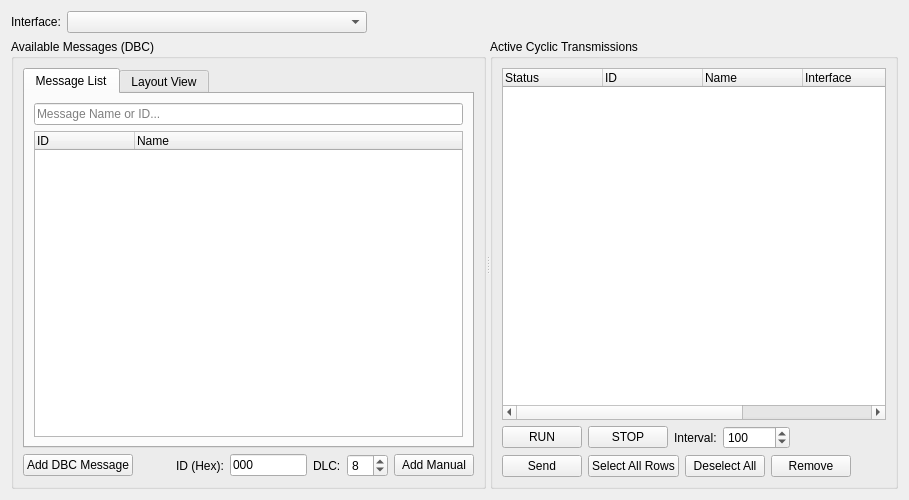
This is src/window/TxGeneratorWindow/TxGeneratorWindow.ui in SJTU-RoboMaster-Team/CANgaroo-jl as Qt 5 draws it before an edit. The edited form follows.
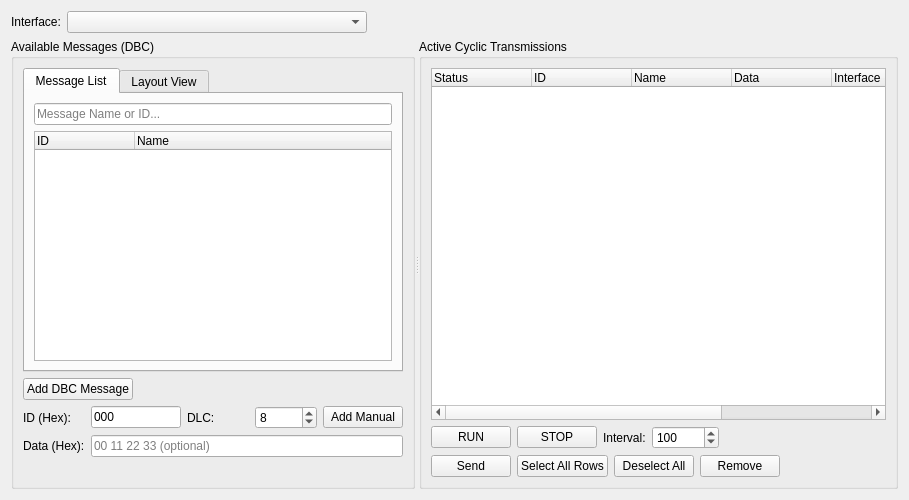
This is the edited form.

Commit message: feat(generator): make the Generator View usable without a DBC first

The edit to the form file:
```diff
--- a/src/window/TxGeneratorWindow/TxGeneratorWindow.ui
+++ b/src/window/TxGeneratorWindow/TxGeneratorWindow.ui
@@ -206,18 +206,28 @@
            </property>
           </spacer>
          </item>
-         <item>
+        </layout>
+       </item>
+       <item>
+        <layout class="QGridLayout" name="gridLayoutManual">
+         <item row="0" column="0">
           <widget class="QLabel" name="labelManualId">
            <property name="text">
             <string>ID (Hex):</string>
            </property>
           </widget>
          </item>
-         <item>
+         <item row="0" column="1">
           <widget class="QLineEdit" name="lineManualId">
+           <property name="minimumSize">
+            <size>
+             <width>70</width>
+             <height>0</height>
+            </size>
+           </property>
            <property name="maximumSize">
             <size>
-             <width>80</width>
+             <width>90</width>
              <height>16777215</height>
             </size>
            </property>
@@ -229,14 +239,14 @@
            </property>
           </widget>
          </item>
-         <item>
+         <item row="0" column="2">
           <widget class="QLabel" name="labelManualDlc">
            <property name="text">
             <string>DLC:</string>
            </property>
           </widget>
          </item>
-         <item>
+         <item row="0" column="3">
           <widget class="QSpinBox" name="spinManualDlc">
            <property name="maximum">
             <number>64</number>
@@ -246,15 +256,42 @@
            </property>
           </widget>
          </item>
-         <item>
+         <item row="0" column="4">
           <widget class="QPushButton" name="btnAddManual">
            <property name="text">
             <string>Add Manual</string>
            </property>
+           <property name="toolTip">
+            <string>Add a message; Enter in the ID or Data field also adds it</string>
+           </property>
+          </widget>
+         </item>
+         <item row="1" column="0">
+          <widget class="QLabel" name="labelManualData">
+           <property name="text">
+            <string>Data (Hex):</string>
+           </property>
+          </widget>
+         </item>
+         <item row="1" column="1" colspan="4">
+          <widget class="QLineEdit" name="lineManualData">
+           <property name="placeholderText">
+            <string>00 11 22 33 (optional)</string>
+           </property>
           </widget>
          </item>
         </layout>
        </item>
+       <item>
+        <widget class="QLabel" name="labelManualHint">
+         <property name="text">
+          <string/>
+         </property>
+         <property name="wordWrap">
+          <bool>true</bool>
+         </property>
+        </widget>
+       </item>
       </layout>
      </widget>
      <widget class="QGroupBox" name="groupBoxActive">
@@ -285,6 +322,11 @@
            <string>Name</string>
           </property>
          </column>
+         <column>
+          <property name="text">
+           <string>Data</string>
+          </property>
+         </column>
          <column>
           <property name="text">
            <string>Interface</string>
```
Left out of the diff: 13 changed lines with no effect on the pictures. The commit also changes 3 other files.
